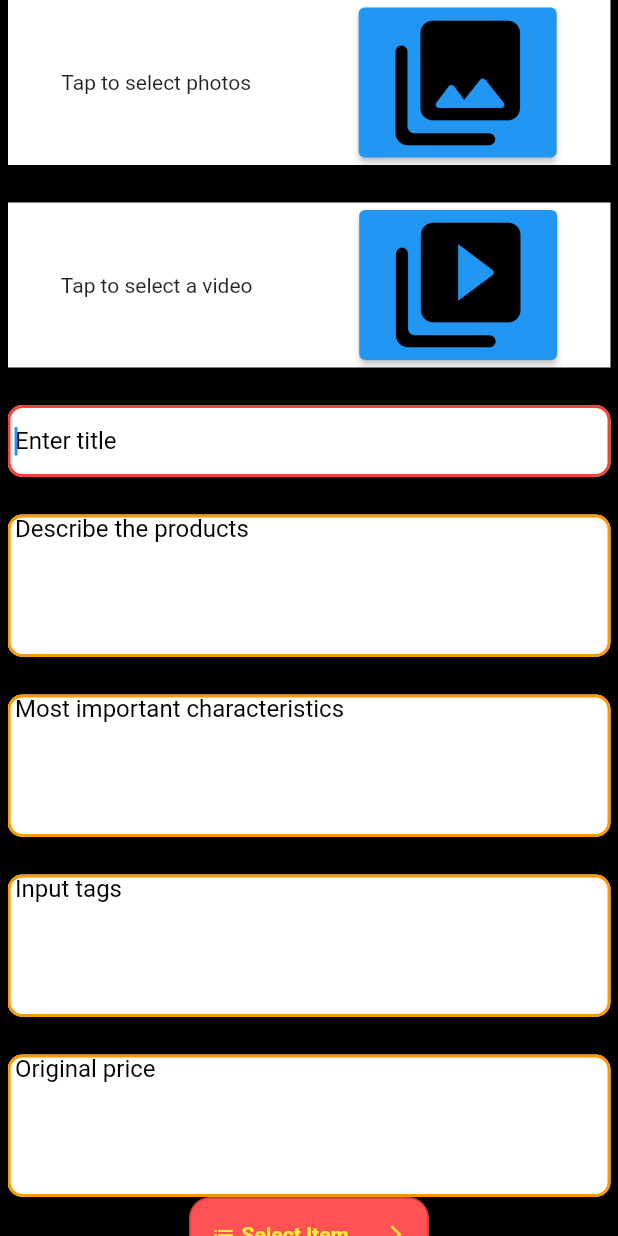
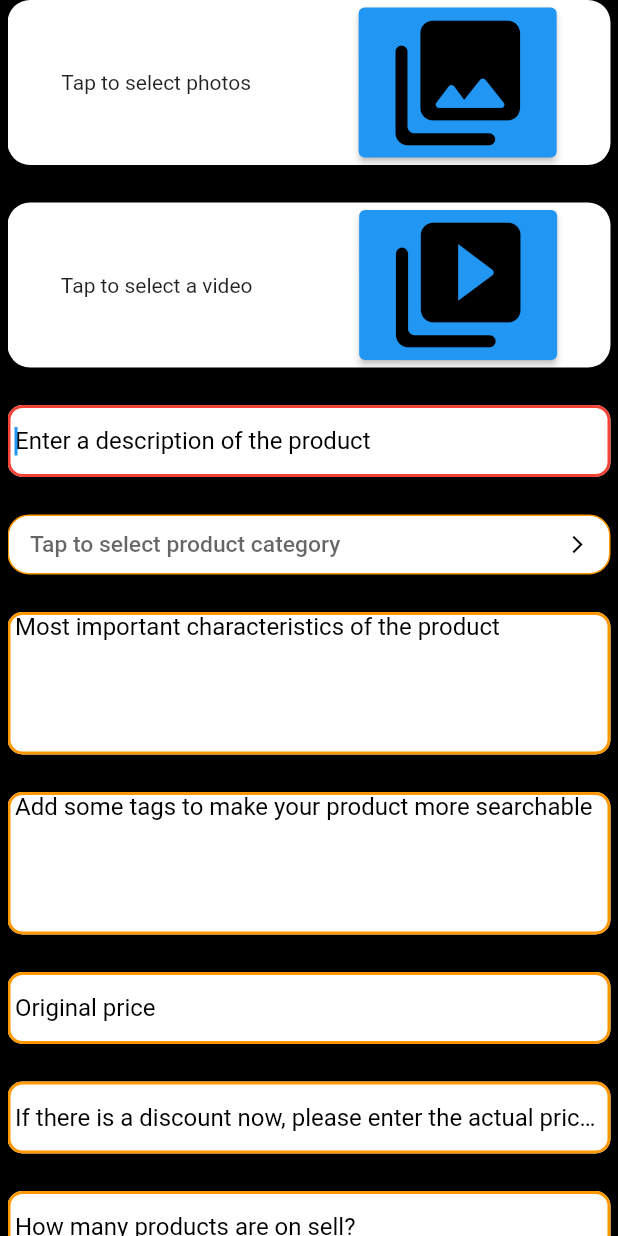
Before and after one commit to elsanal/Open-Shop, a Flutter app: the UploadPost screen opened directly, on a phone screen of 412 x 824 dp. Run offline on Flutter 3.47's test engine with Material 2 defaults, Android fonts, the phone set to English and light mode, and no system bars; drawn by our look-alikes of dropdown_button2; our stand-ins replace card_swiper, flutter_screenutil, google_fonts, location.

Commit message:
Update upload_post.dart

```diff
--- a/lib/MainPages/Account/MyShop/upload_post.dart
+++ b/lib/MainPages/Account/MyShop/upload_post.dart
@@ -2,6 +2,7 @@ import 'package:dropdown_button2/dropdown_button2.dart';
 import 'package:flutter/foundation.dart';
 import 'package:flutter/material.dart';
 import 'package:openshop/Decorations/deco_search_bar.dart';
+import 'package:openshop/Decorations/text_deco.dart';
 
 class UploadPost extends StatefulWidget {
   const UploadPost({Key? key}) : super(key: key);
@@ -19,7 +20,12 @@ class _UploadPostState extends State<UploadPost> {
   String? selectedValue;
   // late List<File> photos;
   // late File video;
-  List<String> category = ["Clothes","Electronic"];
+  List<String> category = ["Clothes","Electronics","Shoes","Furniture","Toys",
+    "Gadgets","Foods","Drinks","Books","Construction",
+    "Automobile","Animal","Renting"];
+  final _formKey = GlobalKey<FormState>();
+
+
 
   @override
   void initState() {
@@ -28,15 +34,20 @@ class _UploadPostState extends State<UploadPost> {
   }
   @override
   Widget build(BuildContext context) {
+    final height = MediaQuery.of(context).size.height;
+    final width = MediaQuery.of(context).size.width;
     return Scaffold(
       backgroundColor: Colors.black,
       body: Container(
         margin: const EdgeInsets.only(left: 5, right: 5),
+        child: Form(
 
           child: ListView(children: [
           Container(
-            color: Colors.white,
             padding: const EdgeInsets.only(top: 5, bottom: 5),
+            decoration: const BoxDecoration(color: Colors.white,
+                borderRadius: BorderRadius.all(Radius.circular(15))
+            ),
             child: Row(
               mainAxisAlignment: MainAxisAlignment.spaceAround,
               children: [
@@ -49,8 +60,10 @@ class _UploadPostState extends State<UploadPost> {
             ),),
           const SizedBox(height: 25,),
           Container(
-            color: Colors.white,
             padding: const EdgeInsets.only(top: 5, bottom: 5),
+            decoration: const BoxDecoration(color: Colors.white,
+                borderRadius: BorderRadius.all(Radius.circular(15))
+            ),
             child: Row(
               mainAxisAlignment: MainAxisAlignment.spaceAround,
               children: [
@@ -68,7 +81,20 @@ class _UploadPostState extends State<UploadPost> {
             autocorrect: true,
             autofocus: true,
             maxLines: 1,
-            decoration: uploadFieldDeco.copyWith(hintText: "Enter title"),
+            decoration: uploadFieldDeco.copyWith(hintText: "Enter a description of the product"),
+            onChanged:(String? value){title = value!;},
+          ),
+          const SizedBox(height: 25,),
+          _dropDown(height, width),
+          const SizedBox(height: 25,),
+          TextFormField(
+            enableSuggestions: true,
+            enabled: true,
+            autocorrect: true,
+            autofocus: true,
+            maxLines: 5,
+            toolbarOptions: const ToolbarOptions(copy: true,cut: true,paste: true,selectAll: true),
+            decoration: uploadFieldDeco.copyWith(hintText: "Most important characteristics of the product"),
             onChanged:(String? value){title = value!;},
           ),
           const SizedBox(height: 25,),
@@ -79,7 +105,7 @@ class _UploadPostState extends State<UploadPost> {
             autofocus: true,
             maxLines: 5,
             toolbarOptions: const ToolbarOptions(copy: true,cut: true,paste: true,selectAll: true),
-            decoration: uploadFieldDeco.copyWith(hintText: "Describe the products"),
+            decoration: uploadFieldDeco.copyWith(hintText: "Add some tags to make your product more searchable"),
             onChanged:(String? value){title = value!;},
           ),
           const SizedBox(height: 25,),
@@ -88,9 +114,9 @@ class _UploadPostState extends State<UploadPost> {
             enabled: true,
             autocorrect: true,
             autofocus: true,
-            maxLines: 5,
+            maxLines: 1,
             toolbarOptions: const ToolbarOptions(copy: true,cut: true,paste: true,selectAll: true),
-            decoration: uploadFieldDeco.copyWith(hintText: "Most important characteristics"),
+            decoration: uploadFieldDeco.copyWith(hintText: "Original price"),
             onChanged:(String? value){title = value!;},
           ),
           const SizedBox(height: 25,),
@@ -99,9 +125,10 @@ class _UploadPostState extends State<UploadPost> {
             enabled: true,
             autocorrect: true,
             autofocus: true,
-            maxLines: 5,
+            maxLines: 1,
             toolbarOptions: const ToolbarOptions(copy: true,cut: true,paste: true,selectAll: true),
-            decoration: uploadFieldDeco.copyWith(hintText: "Input tags"),
+            decoration: uploadFieldDeco.copyWith(hintText: "If there is a discount now, "
+                "please enter the actual price. If not enter the original price"),
             onChanged:(String? value){title = value!;},
           ),
           const SizedBox(height: 25,),
@@ -110,21 +137,9 @@ class _UploadPostState extends State<UploadPost> {
             enabled: true,
             autocorrect: true,
             autofocus: true,
-            maxLines: 5,
+            maxLines: 1,
             toolbarOptions: const ToolbarOptions(copy: true,cut: true,paste: true,selectAll: true),
-            decoration: uploadFieldDeco.copyWith(hintText: "Original price"),
-            onChanged:(String? value){title = value!;},
-          ),
-          _dropDown(),
-          const SizedBox(height: 25,),
-          TextFormField(
-            enableSuggestions: true,
-            enabled: true,
-            autocorrect: true,
-            autofocus: true,
-            maxLines: 5,
-            toolbarOptions: const ToolbarOptions(copy: true,cut: true,paste: true,selectAll: true),
-            decoration: uploadFieldDeco.copyWith(hintText: "Actual price"),
+            decoration: uploadFieldDeco.copyWith(hintText: "How many products are on sell?"),
             onChanged:(String? value){title = value!;},
           ),
           const SizedBox(height: 25,),
@@ -133,73 +148,44 @@ class _UploadPostState extends State<UploadPost> {
             enabled: true,
             autocorrect: true,
             autofocus: true,
-            maxLines: 5,
-            toolbarOptions: const ToolbarOptions(copy: true,cut: true,paste: true,selectAll: true),
-            decoration: uploadFieldDeco.copyWith(hintText: "quantity"),
-            onChanged:(String? value){title = value!;},
-          ),
-          const SizedBox(height: 25,),
-          TextFormField(
-            enableSuggestions: true,
-            enabled: true,
-            autocorrect: true,
-            autofocus: true,
-            maxLines: 5,
+            maxLines: 1,
             toolbarOptions: const ToolbarOptions(copy: true,cut: true,paste: true,selectAll: true),
             decoration: uploadFieldDeco.copyWith(hintText: "Minimum for order"),
             onChanged:(String? value){title = value!;},
           ),
-          Text(""),
-          Text(""),
-          Text(""),
-          Text("")
-        ],),
+          const SizedBox(height: 25,),
+          ElevatedButton(
+              style: ButtonStyle(
+                  backgroundColor: MaterialStateProperty.all(Colors.deepOrangeAccent)),
+              onPressed: (){},
+              child: const Text("Tap to upload online")),
+          const SizedBox(height: 50,),
+        ],),),
       ),
     );
   }
 
-  Widget _dropDown(){
+  Widget _dropDown(double height, double width){
     return Center(
       child: DropdownButtonHideUnderline(
         child: DropdownButton2(
           isExpanded: true,
-          hint: Row(
-            children: const [
-              Icon(
-                Icons.list,
-                size: 16,
-                color: Colors.yellow,
-              ),
-              SizedBox(
-                width: 4,
-              ),
-              Expanded(
-                child: Text(
-                  'Select Item',
-                  style: TextStyle(
-                    fontSize: 14,
-                    fontWeight: FontWeight.bold,
-                    color: Colors.yellow,
-                  ),
+          hint: Text(
+            'Tap to select product category',
+            style: style,
             overflow: TextOverflow.ellipsis,
-                ),
-              ),
-            ],
           ),
           items: category
               .map((item) => DropdownMenuItem<String>(
             value: item,
-            child: Text(
+            child: ListTile(
+              leading: Text(
                 item,
-              style: const TextStyle(
-                fontSize: 14,
-                fontWeight: FontWeight.bold,
-                color: Colors.white,
-              ),
+                style: style,
                 overflow: TextOverflow.ellipsis,
               ),
-          ))
-              .toList(),
+            )
+          )).toList(),
           value: selectedValue,
           onChanged: (value) {
             setState(() {
@@ -208,35 +194,36 @@ class _UploadPostState extends State<UploadPost> {
           },
           icon: const Icon(
             Icons.arrow_forward_ios_outlined,
+            color: Colors.black,
           ),
           iconSize: 14,
           iconEnabledColor: Colors.yellow,
           iconDisabledColor: Colors.grey,
-          buttonHeight: 50,
-          buttonWidth: 160,
+          // buttonHeight: 50,
+          // buttonWidth: 160,
           buttonPadding: const EdgeInsets.only(left: 14, right: 14),
           buttonDecoration: BoxDecoration(
             borderRadius: BorderRadius.circular(14),
             border: Border.all(
-              color: Colors.black26,
+              color: Colors.orange,
             ),
-            color: Colors.redAccent,
+            color: Colors.white,
           ),
-          buttonElevation: 2,
+          buttonElevation: 0,
           itemHeight: 40,
           itemPadding: const EdgeInsets.only(left: 14, right: 14),
-          dropdownMaxHeight: 200,
-          dropdownWidth: 200,
-          dropdownPadding: null,
+          dropdownMaxHeight: height/2,
+          dropdownWidth: width*(2/3),
+          dropdownPadding:null,
           dropdownDecoration: BoxDecoration(
-            borderRadius: BorderRadius.circular(14),
-            color: Colors.redAccent,
+            borderRadius: BorderRadius.circular(8),
+            color: Colors.white,
           ),
-          dropdownElevation: 8,
+          dropdownElevation: 5,
           scrollbarRadius: const Radius.circular(40),
           scrollbarThickness: 6,
           scrollbarAlwaysShow: true,
-          offset: const Offset(-20, 0),
+          offset: const Offset(20, 3),
         ),
       ),
     );
```
Lines whose indentation alone changed are shown as unchanged.
